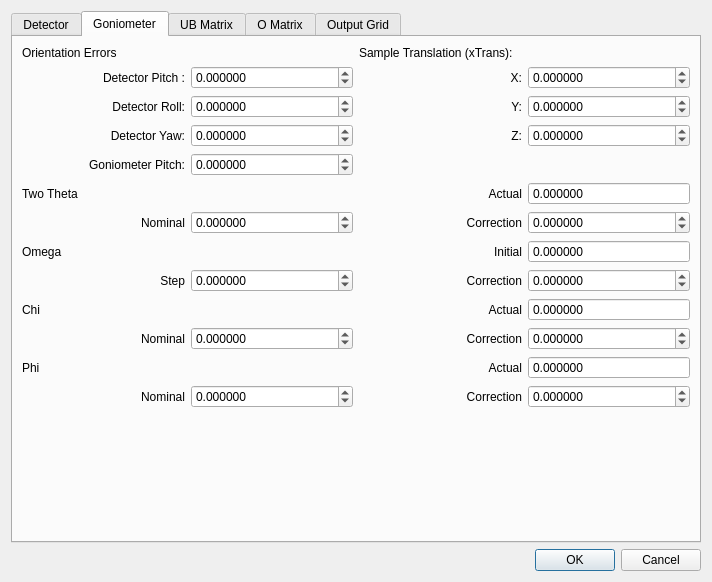
guyjennings/cctw, file cctwqt/cctwqtsetuptransformdialog.ui: the form before one commit.
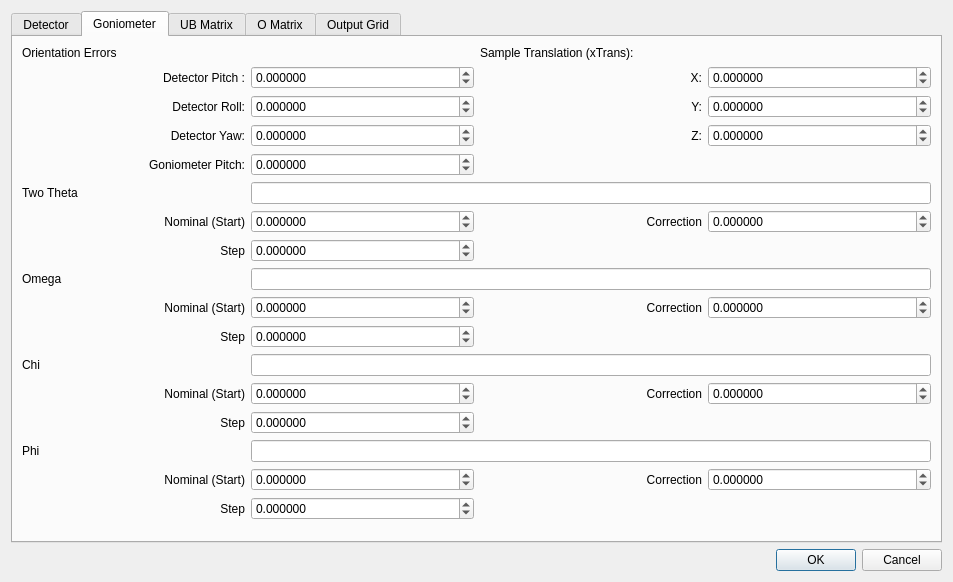
The form after the commit. The open tabs and pages were chosen to show the change.

Commit message: Modifications to support transformations where other gonio angles are moved Initial creation of tests sub-directory

What changed in the file:
```diff
--- a/cctwqt/cctwqtsetuptransformdialog.ui
+++ b/cctwqt/cctwqtsetuptransformdialog.ui
@@ -6,7 +6,7 @@
    <rect>
     <x>0</x>
     <y>0</y>
-    <width>712</width>
+    <width>953</width>
     <height>582</height>
    </rect>
   </property>
@@ -214,39 +214,17 @@
        <string>Goniometer</string>
       </attribute>
       <layout class="QGridLayout" name="gridLayout_4">
-       <item row="11" column="2">
-        <widget class="QLabel" name="label_41">
+       <item row="13" column="0">
+        <widget class="QLabel" name="label_73">
          <property name="text">
-          <string>Actual</string>
+          <string>Step</string>
          </property>
          <property name="alignment">
           <set>Qt::AlignRight|Qt::AlignTrailing|Qt::AlignVCenter</set>
          </property>
         </widget>
        </item>
-       <item row="7" column="3">
-        <widget class="QDoubleSpinBox" name="m_OmegaInitial">
-         <property name="readOnly">
-          <bool>true</bool>
-         </property>
-         <property name="buttonSymbols">
-          <enum>QAbstractSpinBox::NoButtons</enum>
-         </property>
-         <property name="decimals">
-          <number>6</number>
-         </property>
-         <property name="minimum">
-          <double>-450.000000000000000</double>
-         </property>
-         <property name="maximum">
-          <double>450.000000000000000</double>
-         </property>
-         <property name="singleStep">
-          <double>0.100000000000000</double>
-         </property>
-        </widget>
-       </item>
-       <item row="12" column="2">
+       <item row="15" column="2">
         <widget class="QLabel" name="label_42">
          <property name="text">
           <string>Correction</string>
@@ -256,38 +234,6 @@
          </property>
         </widget>
        </item>
-       <item row="8" column="2">
-        <widget class="QLabel" name="label_34">
-         <property name="text">
-          <string>Correction</string>
-         </property>
-         <property name="alignment">
-          <set>Qt::AlignRight|Qt::AlignTrailing|Qt::AlignVCenter</set>
-         </property>
-        </widget>
-       </item>
-       <item row="5" column="3">
-        <widget class="QDoubleSpinBox" name="m_TwoThetaAngle">
-         <property name="readOnly">
-          <bool>true</bool>
-         </property>
-         <property name="buttonSymbols">
-          <enum>QAbstractSpinBox::NoButtons</enum>
-         </property>
-         <property name="decimals">
-          <number>6</number>
-         </property>
-         <property name="minimum">
-          <double>-450.000000000000000</double>
-         </property>
-         <property name="maximum">
-          <double>450.000000000000000</double>
-         </property>
-         <property name="singleStep">
-          <double>0.100000000000000</double>
-         </property>
-        </widget>
-       </item>
        <item row="6" column="1">
         <widget class="QDoubleSpinBox" name="m_TwoThetaNom">
          <property name="decimals">
@@ -317,14 +263,14 @@
        <item row="6" column="0">
         <widget class="QLabel" name="label_29">
          <property name="text">
-          <string>Nominal</string>
+          <string>Nominal (Start)</string>
          </property>
          <property name="alignment">
           <set>Qt::AlignRight|Qt::AlignTrailing|Qt::AlignVCenter</set>
          </property>
         </widget>
        </item>
-       <item row="8" column="0">
+       <item row="10" column="0">
         <widget class="QLabel" name="label_33">
          <property name="text">
           <string>Step</string>
@@ -334,7 +280,7 @@
          </property>
         </widget>
        </item>
-       <item row="12" column="3">
+       <item row="15" column="3">
         <widget class="QDoubleSpinBox" name="m_PhiCorrection">
          <property name="decimals">
           <number>6</number>
@@ -350,63 +296,7 @@
          </property>
         </widget>
        </item>
-       <item row="11" column="0" colspan="2">
-        <widget class="QLabel" name="label_40">
-         <property name="text">
-          <string>Phi</string>
-         </property>
-        </widget>
-       </item>
-       <item row="11" column="3">
-        <widget class="QDoubleSpinBox" name="m_PhiAngle">
-         <property name="readOnly">
-          <bool>true</bool>
-         </property>
-         <property name="buttonSymbols">
-          <enum>QAbstractSpinBox::NoButtons</enum>
-         </property>
-         <property name="decimals">
-          <number>6</number>
-         </property>
-         <property name="minimum">
-          <double>-450.000000000000000</double>
-         </property>
-         <property name="maximum">
-          <double>450.000000000000000</double>
-         </property>
-         <property name="singleStep">
-          <double>0.100000000000000</double>
-         </property>
-        </widget>
-       </item>
-       <item row="7" column="2">
-        <widget class="QLabel" name="label_35">
-         <property name="text">
-          <string>Initial</string>
-         </property>
-         <property name="alignment">
-          <set>Qt::AlignRight|Qt::AlignTrailing|Qt::AlignVCenter</set>
-         </property>
-        </widget>
-       </item>
-       <item row="12" column="0">
-        <widget class="QLabel" name="label_43">
-         <property name="text">
-          <string>Nominal</string>
-         </property>
-         <property name="alignment">
-          <set>Qt::AlignRight|Qt::AlignTrailing|Qt::AlignVCenter</set>
-         </property>
-        </widget>
-       </item>
-       <item row="9" column="0" colspan="2">
-        <widget class="QLabel" name="label_36">
-         <property name="text">
-          <string>Chi</string>
-         </property>
-        </widget>
-       </item>
-       <item row="12" column="1">
+       <item row="15" column="1">
         <widget class="QDoubleSpinBox" name="m_PhiNom">
          <property name="decimals">
           <number>6</number>
@@ -422,34 +312,7 @@
          </property>
         </widget>
        </item>
-       <item row="5" column="0" colspan="2">
-        <widget class="QLabel" name="label_28">
-         <property name="text">
-          <string>Two Theta</string>
-         </property>
-        </widget>
-       </item>
-       <item row="5" column="2">
-        <widget class="QLabel" name="label_32">
-         <property name="text">
-          <string>Actual</string>
-         </property>
-         <property name="alignment">
-          <set>Qt::AlignRight|Qt::AlignTrailing|Qt::AlignVCenter</set>
-         </property>
-        </widget>
-       </item>
-       <item row="10" column="0">
-        <widget class="QLabel" name="label_38">
-         <property name="text">
-          <string>Nominal</string>
-         </property>
-         <property name="alignment">
-          <set>Qt::AlignRight|Qt::AlignTrailing|Qt::AlignVCenter</set>
-         </property>
-        </widget>
-       </item>
-       <item row="10" column="3">
+       <item row="12" column="3">
         <widget class="QDoubleSpinBox" name="m_ChiCorrection">
          <property name="decimals">
           <number>6</number>
@@ -465,33 +328,7 @@
          </property>
         </widget>
        </item>
-       <item row="9" column="2">
-        <widget class="QLabel" name="label_37">
-         <property name="text">
-          <string>Actual</string>
-         </property>
-         <property name="alignment">
-          <set>Qt::AlignRight|Qt::AlignTrailing|Qt::AlignVCenter</set>
-         </property>
-        </widget>
-       </item>
-       <item row="8" column="3">
-        <widget class="QDoubleSpinBox" name="m_OmegaCorrection">
-         <property name="decimals">
-          <number>6</number>
-         </property>
-         <property name="minimum">
-          <double>-450.000000000000000</double>
-         </property>
-         <property name="maximum">
-          <double>450.000000000000000</double>
-         </property>
-         <property name="singleStep">
-          <double>0.100000000000000</double>
-         </property>
-        </widget>
-       </item>
-       <item row="8" column="1">
+       <item row="10" column="1">
         <widget class="QDoubleSpinBox" name="m_OmegaStep">
          <property name="decimals">
           <number>6</number>
@@ -507,7 +344,7 @@
          </property>
         </widget>
        </item>
-       <item row="10" column="2">
+       <item row="12" column="2">
         <widget class="QLabel" name="label_39">
          <property name="text">
           <string>Correction</string>
@@ -517,29 +354,7 @@
          </property>
         </widget>
        </item>
-       <item row="9" column="3">
-        <widget class="QDoubleSpinBox" name="m_ChiAngle">
-         <property name="readOnly">
-          <bool>true</bool>
-         </property>
-         <property name="buttonSymbols">
-          <enum>QAbstractSpinBox::NoButtons</enum>
-         </property>
-         <property name="decimals">
-          <number>6</number>
-         </property>
-         <property name="minimum">
-          <double>-450.000000000000000</double>
-         </property>
-         <property name="maximum">
-          <double>450.000000000000000</double>
-         </property>
-         <property name="singleStep">
-          <double>0.100000000000000</double>
-         </property>
-        </widget>
-       </item>
-       <item row="13" column="0" colspan="4">
+       <item row="17" column="0" colspan="4">
         <spacer name="verticalSpacer_3">
          <property name="orientation">
           <enum>Qt::Vertical</enum>
@@ -568,7 +383,7 @@
          </property>
         </widget>
        </item>
-       <item row="10" column="1">
+       <item row="12" column="1">
         <widget class="QDoubleSpinBox" name="m_ChiNom">
          <property name="decimals">
           <number>6</number>
@@ -584,13 +399,6 @@
          </property>
         </widget>
        </item>
-       <item row="7" column="0" colspan="2">
-        <widget class="QLabel" name="label_30">
-         <property name="text">
-          <string>Omega</string>
-         </property>
-        </widget>
-       </item>
        <item row="0" column="0" colspan="2">
         <widget class="QLabel" name="label_44">
          <property name="text">
@@ -778,6 +586,186 @@
          </property>
         </widget>
        </item>
+       <item row="8" column="0">
+        <widget class="QLabel" name="label_30">
+         <property name="text">
+          <string>Omega</string>
+         </property>
+        </widget>
+       </item>
+       <item row="9" column="3">
+        <widget class="QDoubleSpinBox" name="m_OmegaCorrection">
+         <property name="decimals">
+          <number>6</number>
+         </property>
+         <property name="minimum">
+          <double>-450.000000000000000</double>
+         </property>
+         <property name="maximum">
+          <double>450.000000000000000</double>
+         </property>
+         <property name="singleStep">
+          <double>0.100000000000000</double>
+         </property>
+        </widget>
+       </item>
+       <item row="9" column="2">
+        <widget class="QLabel" name="label_34">
+         <property name="text">
+          <string>Correction</string>
+         </property>
+         <property name="alignment">
+          <set>Qt::AlignRight|Qt::AlignTrailing|Qt::AlignVCenter</set>
+         </property>
+        </widget>
+       </item>
+       <item row="13" column="1">
+        <widget class="QDoubleSpinBox" name="m_ChiStep">
+         <property name="decimals">
+          <number>6</number>
+         </property>
+         <property name="minimum">
+          <double>-450.000000000000000</double>
+         </property>
+         <property name="maximum">
+          <double>450.000000000000000</double>
+         </property>
+         <property name="singleStep">
+          <double>0.100000000000000</double>
+         </property>
+        </widget>
+       </item>
+       <item row="9" column="1">
+        <widget class="QDoubleSpinBox" name="m_OmegaNom">
+         <property name="decimals">
+          <number>6</number>
+         </property>
+         <property name="minimum">
+          <double>-450.000000000000000</double>
+         </property>
+         <property name="maximum">
+          <double>450.000000000000000</double>
+         </property>
+         <property name="singleStep">
+          <double>0.100000000000000</double>
+         </property>
+        </widget>
+       </item>
+       <item row="7" column="1">
+        <widget class="QDoubleSpinBox" name="m_TwoThetaStep">
+         <property name="decimals">
+          <number>6</number>
+         </property>
+         <property name="minimum">
+          <double>-450.000000000000000</double>
+         </property>
+         <property name="maximum">
+          <double>450.000000000000000</double>
+         </property>
+         <property name="singleStep">
+          <double>0.100000000000000</double>
+         </property>
+        </widget>
+       </item>
+       <item row="9" column="0">
+        <widget class="QLabel" name="label_72">
+         <property name="text">
+          <string>Nominal (Start)</string>
+         </property>
+         <property name="alignment">
+          <set>Qt::AlignRight|Qt::AlignTrailing|Qt::AlignVCenter</set>
+         </property>
+        </widget>
+       </item>
+       <item row="7" column="0">
+        <widget class="QLabel" name="label_71">
+         <property name="text">
+          <string>Step</string>
+         </property>
+         <property name="alignment">
+          <set>Qt::AlignRight|Qt::AlignTrailing|Qt::AlignVCenter</set>
+         </property>
+        </widget>
+       </item>
+       <item row="12" column="0">
+        <widget class="QLabel" name="label_74">
+         <property name="text">
+          <string>Nominal (Start)</string>
+         </property>
+         <property name="alignment">
+          <set>Qt::AlignRight|Qt::AlignTrailing|Qt::AlignVCenter</set>
+         </property>
+        </widget>
+       </item>
+       <item row="16" column="1">
+        <widget class="QDoubleSpinBox" name="m_PhiStep">
+         <property name="decimals">
+          <number>6</number>
+         </property>
+         <property name="minimum">
+          <double>-450.000000000000000</double>
+         </property>
+         <property name="maximum">
+          <double>450.000000000000000</double>
+         </property>
+         <property name="singleStep">
+          <double>0.100000000000000</double>
+         </property>
+        </widget>
+       </item>
+       <item row="16" column="0">
+        <widget class="QLabel" name="label_75">
+         <property name="text">
+          <string>Step</string>
+         </property>
+         <property name="alignment">
+          <set>Qt::AlignRight|Qt::AlignTrailing|Qt::AlignVCenter</set>
+         </property>
+        </widget>
+       </item>
+       <item row="15" column="0">
+        <widget class="QLabel" name="label_76">
+         <property name="text">
+          <string>Nominal (Start)</string>
+         </property>
+         <property name="alignment">
+          <set>Qt::AlignRight|Qt::AlignTrailing|Qt::AlignVCenter</set>
+         </property>
+        </widget>
+       </item>
+       <item row="5" column="0">
+        <widget class="QLabel" name="label_28">
+         <property name="text">
+          <string>Two Theta</string>
+         </property>
+        </widget>
+       </item>
+       <item row="5" column="1" colspan="3">
+        <widget class="QLineEdit" name="m_TwoTheta"/>
+       </item>
+       <item row="8" column="1" colspan="3">
+        <widget class="QLineEdit" name="m_Omega"/>
+       </item>
+       <item row="11" column="0">
+        <widget class="QLabel" name="label_36">
+         <property name="text">
+          <string>Chi</string>
+         </property>
+        </widget>
+       </item>
+       <item row="11" column="1" colspan="3">
+        <widget class="QLineEdit" name="m_Chi"/>
+       </item>
+       <item row="14" column="0">
+        <widget class="QLabel" name="label_40">
+         <property name="text">
+          <string>Phi</string>
+         </property>
+        </widget>
+       </item>
+       <item row="14" column="1" colspan="3">
+        <widget class="QLineEdit" name="m_Phi"/>
+       </item>
       </layout>
      </widget>
      <widget class="QWidget" name="m_UBMatrixTab">
```
Left out of the diff: 78 changed lines with no effect on the pictures. The commit also changes 13 other files.
